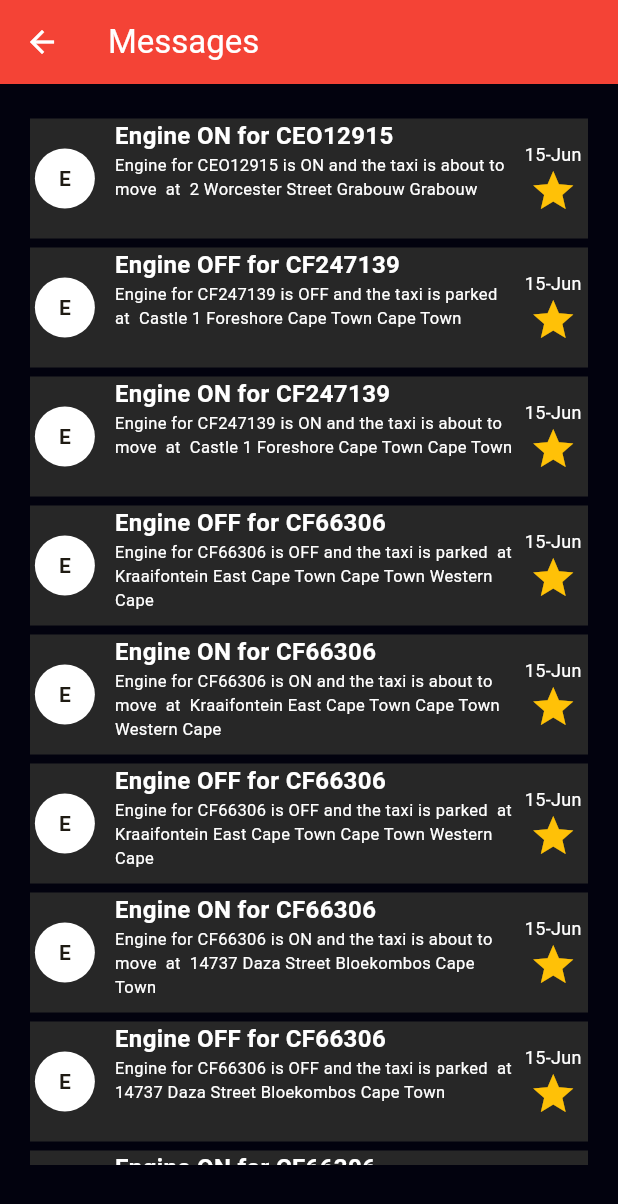
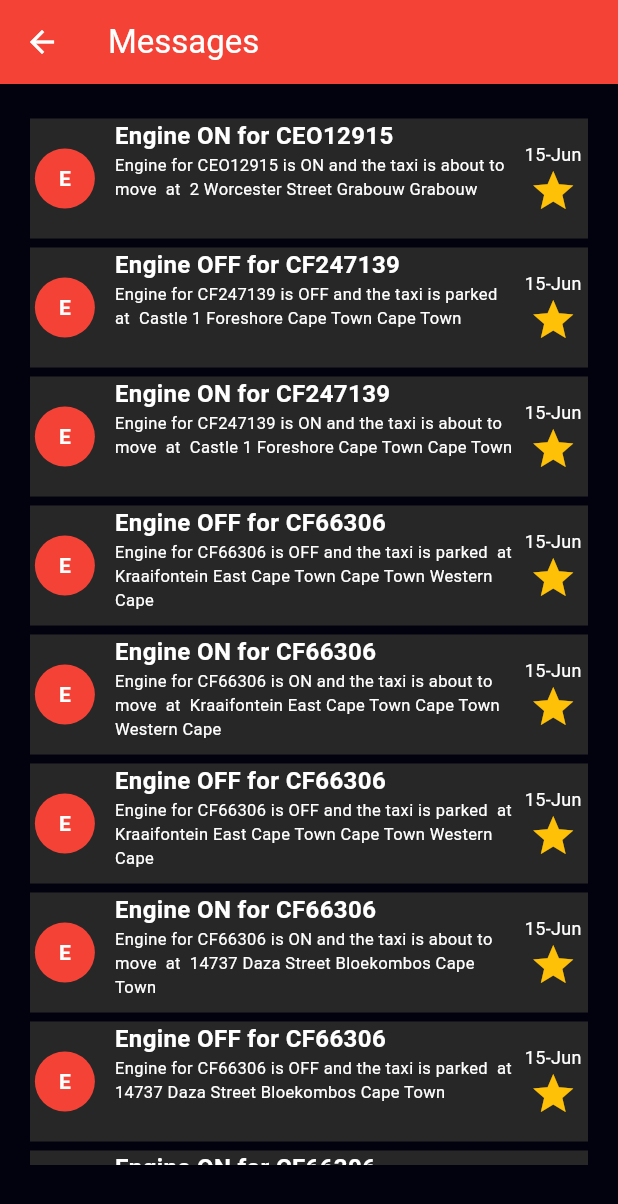
Before and after one commit to Xolani2015/GoogleMapsMobileApp, a Flutter app: the screen it shows after launch, after a tap on "Messages", on a phone screen of 412 x 824 dp. Shown: the top 1204 px of the screen. Run offline on Flutter 3.47's test engine with Material 2 defaults, Android fonts, the phone set to English and light mode, and no system bars; our stand-ins replace geolocator, google_maps_flutter, intl_phone_field.

Commit message:
feat: add map nav

```diff
--- a/lib/app/pages/map_page/map_page.dart
+++ b/lib/app/pages/map_page/map_page.dart
@@ -77,7 +77,6 @@ class MapPageState extends State<MapPage> {
           } else {
             return GoogleMap(
               zoomControlsEnabled: false,
-              zoomGesturesEnabled: false,
               mapType: MapType.normal,
               initialCameraPosition: _cptPosition,
               onMapCreated: (GoogleMapController controller) {
@@ -89,7 +88,10 @@ class MapPageState extends State<MapPage> {
           }
         },
       ),
-      floatingActionButton: FloatingActionButton.extended(
+      floatingActionButton: Row(
+        mainAxisAlignment: MainAxisAlignment.end,
+        children: [
+          FloatingActionButton.extended(
             backgroundColor: const Color.fromARGB(255, 221, 60, 48),
             onPressed: () {
               Navigator.pushReplacement(
@@ -103,7 +105,56 @@ class MapPageState extends State<MapPage> {
               'Messages',
               style: TextStyle(color: Colors.white),
             ),
-        icon: const Icon(Icons.directions_boat, color: Colors.white),
+            icon: const Icon(Icons.message, color: Colors.white),
+          ),
+          SizedBox(
+            width: 10,
+          ),
+          Row(
+            children: [
+              FloatingActionButton.extended(
+                backgroundColor: const Color.fromARGB(255, 221, 60, 48),
+                onPressed: () async {
+                  CameraPosition _queenstown = CameraPosition(
+                      bearing: 192.8334901395799,
+                      target: LatLng(-33.948581, 18.618294),
+                      zoom: 9.387);
+                  final GoogleMapController controller =
+                      await _controller.future;
+                  await controller.animateCamera(
+                      CameraUpdate.newCameraPosition(_queenstown));
+                },
+                label: const Text(
+                  '',
+                  style: TextStyle(color: Colors.white),
+                ),
+                icon: const Icon(Icons.arrow_back_ios_new, color: Colors.white),
+              ),
+              SizedBox(
+                width: 10,
+              ),
+              FloatingActionButton.extended(
+                backgroundColor: const Color.fromARGB(255, 221, 60, 48),
+                onPressed: () async {
+                  CameraPosition _queenstown = CameraPosition(
+                      bearing: 192.8334901395799,
+                      target: LatLng(-31.896264, 26.871527),
+                      zoom: 14.151926040649414);
+                  final GoogleMapController controller =
+                      await _controller.future;
+                  await controller.animateCamera(
+                      CameraUpdate.newCameraPosition(_queenstown));
+                },
+                label: const Text(
+                  '',
+                  style: TextStyle(color: Colors.white),
+                ),
+                icon: const Icon(Icons.arrow_forward_ios_outlined,
+                    color: Colors.white),
+              ),
+            ],
+          ),
+        ],
       ),
     );
   }
--- a/lib/app/pages/messages_page/messages_page.dart
+++ b/lib/app/pages/messages_page/messages_page.dart
@@ -51,11 +51,13 @@ class _MessagePageState extends State<MessagePage> {
                           child: Container(
                               height: 40,
                               decoration: BoxDecoration(
-                                  color: Colors.white, shape: BoxShape.circle),
+                                  color: Colors.red, shape: BoxShape.circle),
                               child: const Center(
                                   child: Text(
                                 'E',
-                                style: TextStyle(fontWeight: FontWeight.bold),
+                                style: TextStyle(
+                                    fontWeight: FontWeight.bold,
+                                    color: Colors.white),
                               )))),
                       Expanded(
                           flex: 6,
```
Lines whose indentation alone changed are shown as unchanged.
